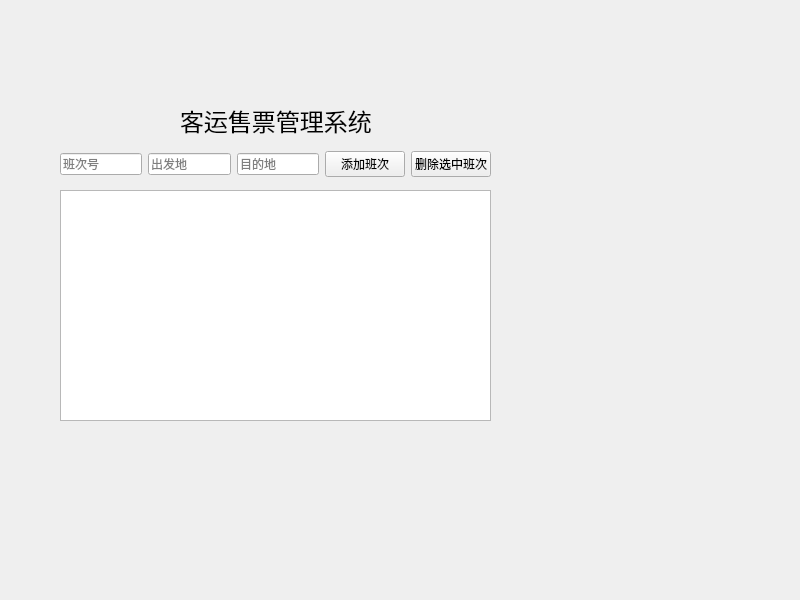
Qt form widget.ui (wswdd-creat/bus_ticket_system) before a commit.
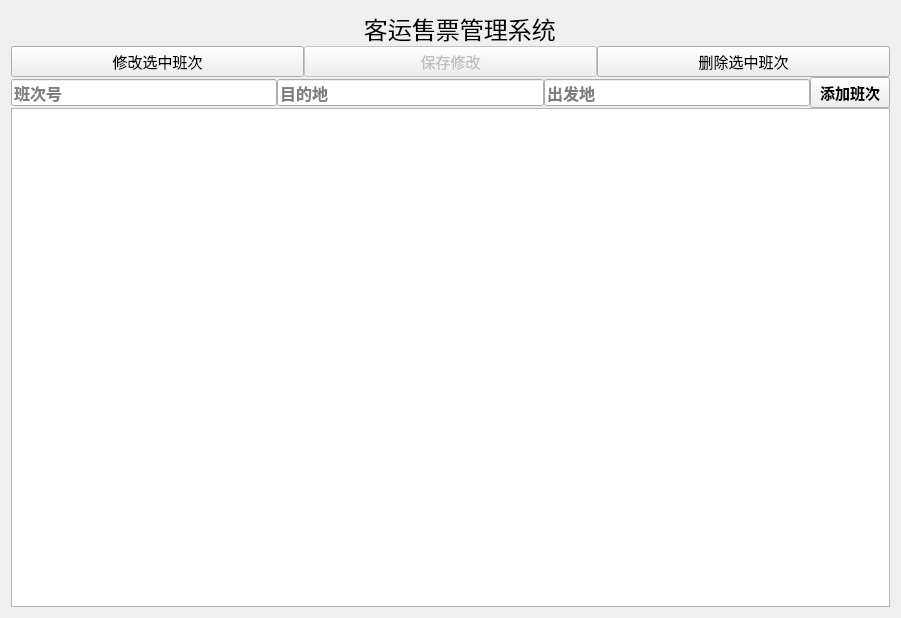
The same form after that commit.

Commit message: V0.4 实现班次信息修改并优化自适应布局

What changed in the file:
```diff
--- a/widget.ui
+++ b/widget.ui
@@ -6,22 +6,66 @@
    <rect>
     <x>0</x>
     <y>0</y>
-    <width>800</width>
-    <height>600</height>
+    <width>901</width>
+    <height>618</height>
    </rect>
   </property>
   <property name="windowTitle">
    <string>Widget</string>
   </property>
+  <layout class="QHBoxLayout" name="horizontalLayout_2">
+   <item>
+    <layout class="QVBoxLayout" name="verticalLayout" stretch="0,0,1">
+     <property name="spacing">
+      <number>0</number>
+     </property>
+     <item>
+      <layout class="QGridLayout" name="gridLayout">
+       <property name="spacing">
+        <number>0</number>
+       </property>
+       <item row="2" column="2">
+        <widget class="QPushButton" name="deleteRouteButton">
+         <property name="font">
+          <font>
+           <pointsize>11</pointsize>
+          </font>
+         </property>
+         <property name="text">
+          <string>删除选中班次</string>
+         </property>
+        </widget>
+       </item>
+       <item row="2" column="1">
+        <widget class="QPushButton" name="saveEditButton">
+         <property name="enabled">
+          <bool>false</bool>
+         </property>
+         <property name="font">
+          <font>
+           <pointsize>11</pointsize>
+          </font>
+         </property>
+         <property name="text">
+          <string>保存修改</string>
+         </property>
+        </widget>
+       </item>
+       <item row="2" column="0">
+        <widget class="QPushButton" name="editRouteButton">
+         <property name="font">
+          <font>
+           <family>Microsoft YaHei UI Light</family>
+           <pointsize>11</pointsize>
+          </font>
+         </property>
+         <property name="text">
+          <string>修改选中班次</string>
+         </property>
+        </widget>
+       </item>
+       <item row="1" column="1" colspan="2">
   <widget class="QLabel" name="titleLabel">
-   <property name="geometry">
-    <rect>
-     <x>180</x>
-     <y>60</y>
-     <width>271</width>
-     <height>121</height>
-    </rect>
-   </property>
    <property name="font">
     <font>
      <family>Microsoft Sans Serif</family>
@@ -30,31 +74,25 @@
     </font>
    </property>
    <property name="text">
-    <string>客运售票管理系统</string>
-   </property>
-  </widget>
-  <widget class="QTableWidget" name="routeTable">
-   <property name="geometry">
-    <rect>
-     <x>60</x>
-     <y>190</y>
-     <width>431</width>
-     <height>231</height>
-    </rect>
-   </property>
-  </widget>
-  <widget class="QWidget" name="">
-   <property name="geometry">
-    <rect>
-     <x>60</x>
-     <y>150</y>
-     <width>431</width>
-     <height>28</height>
-    </rect>
-   </property>
+          <string>         客运售票管理系统</string>
+         </property>
+        </widget>
+       </item>
+      </layout>
+     </item>
+     <item>
    <layout class="QHBoxLayout" name="horizontalLayout">
+       <property name="spacing">
+        <number>0</number>
+       </property>
     <item>
      <widget class="QLineEdit" name="routeNumberEdit">
+         <property name="font">
+          <font>
+           <pointsize>12</pointsize>
+           <bold>true</bold>
+          </font>
+         </property>
       <property name="text">
        <string/>
       </property>
@@ -63,18 +101,14 @@
       </property>
      </widget>
     </item>
-    <item>
-     <widget class="QLineEdit" name="departureEdit">
-      <property name="text">
-       <string/>
-      </property>
-      <property name="placeholderText">
-       <string>出发地</string>
-      </property>
-     </widget>
-    </item>
     <item>
      <widget class="QLineEdit" name="destinationEdit">
+         <property name="font">
+          <font>
+           <pointsize>12</pointsize>
+           <bold>true</bold>
+          </font>
+         </property>
       <property name="text">
        <string/>
       </property>
@@ -83,22 +117,43 @@
       </property>
      </widget>
     </item>
+       <item>
+        <widget class="QLineEdit" name="departureEdit">
+         <property name="font">
+          <font>
+           <pointsize>12</pointsize>
+           <bold>true</bold>
+          </font>
+         </property>
+         <property name="text">
+          <string/>
+         </property>
+         <property name="placeholderText">
+          <string>出发地</string>
+         </property>
+        </widget>
+       </item>
     <item>
      <widget class="QPushButton" name="addRouteButton">
+         <property name="font">
+          <font>
+           <pointsize>11</pointsize>
+           <bold>true</bold>
+          </font>
+         </property>
       <property name="text">
        <string>添加班次</string>
       </property>
      </widget>
     </item>
+      </layout>
+     </item>
     <item>
-     <widget class="QPushButton" name="deleteRouteButton">
-      <property name="text">
-       <string>删除选中班次</string>
-      </property>
-     </widget>
-    </item>
-   </layout>
-  </widget>
+      <widget class="QTableWidget" name="routeTable"/>
+     </item>
+    </layout>
+   </item>
+  </layout>
  </widget>
  <resources/>
  <connections/>
```
Lines whose indentation alone changed are shown as unchanged. The commit also changes 3 other files.
